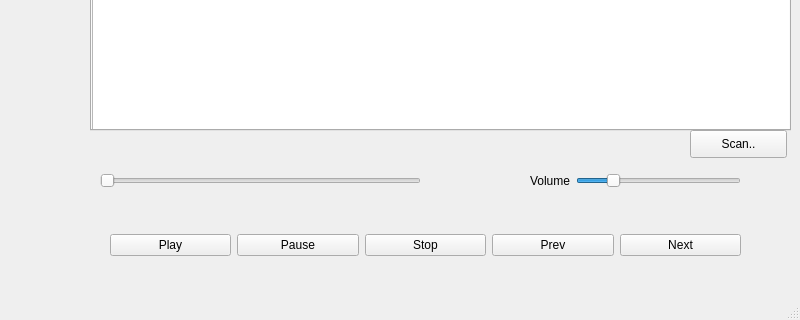
Old version of the form mp3player.ui in the repository shaunHsu/qtTeam6; both pictures show x 0 to 800 and y 280 to 600 of the 800 by 600 pixel window.
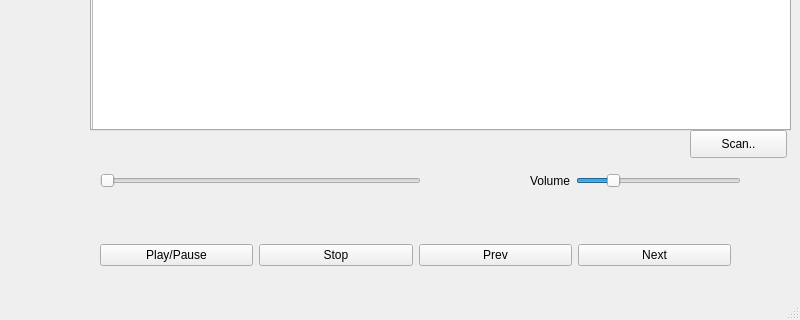
New version of the form. The open tabs and pages were chosen to show the change.

Commit message: merge play/pause btn, playbtn now detects playback state and track change.

What changed in the file:
```diff
--- a/mp3player.ui
+++ b/mp3player.ui
@@ -17,48 +17,41 @@
    <widget class="QWidget" name="gridLayoutWidget">
     <property name="geometry">
      <rect>
-      <x>110</x>
-      <y>500</y>
+      <x>100</x>
+      <y>510</y>
       <width>631</width>
       <height>51</height>
      </rect>
     </property>
     <layout class="QGridLayout" name="gridLayout">
-     <item row="0" column="4">
+     <item row="0" column="0">
+      <widget class="QPushButton" name="btnPlayTrack">
+       <property name="text">
+        <string>Play/Pause</string>
+       </property>
+      </widget>
+     </item>
+     <item row="0" column="3">
       <widget class="QPushButton" name="btnNext">
        <property name="text">
         <string>Next</string>
        </property>
       </widget>
      </item>
-     <item row="0" column="2">
+     <item row="0" column="1">
       <widget class="QPushButton" name="btnStop">
        <property name="text">
         <string>Stop</string>
        </property>
       </widget>
      </item>
-     <item row="0" column="3">
+     <item row="0" column="2">
       <widget class="QPushButton" name="btnPrev">
        <property name="text">
         <string>Prev</string>
        </property>
       </widget>
      </item>
-     <item row="0" column="1">
-      <widget class="QPushButton" name="btnPause">
-       <property name="text">
-        <string>Pause</string>
-       </property>
-      </widget>
-     </item>
-     <item row="0" column="0">
-      <widget class="QPushButton" name="btnPlayTrack">
-       <property name="text">
-        <string>Play</string>
-       </property>
-      </widget>
-     </item>
     </layout>
    </widget>
    <widget class="QWidget" name="horizontalLayoutWidget">
```
Left out of the diff: 2 changed lines with no effect on the pictures. The commit also changes 18 other files.
